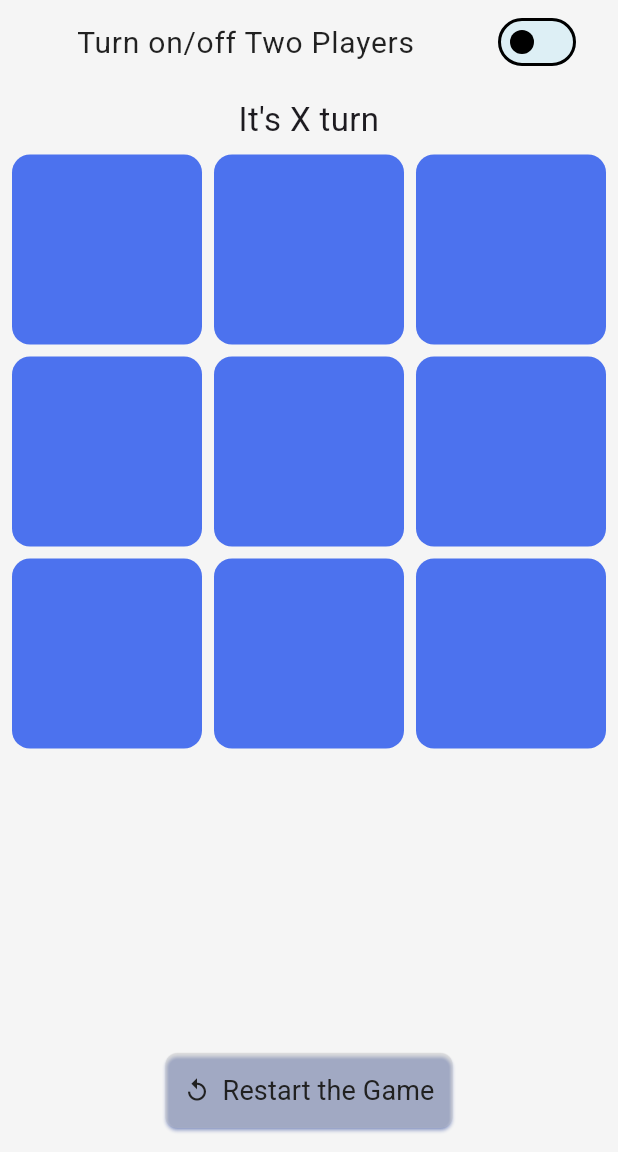
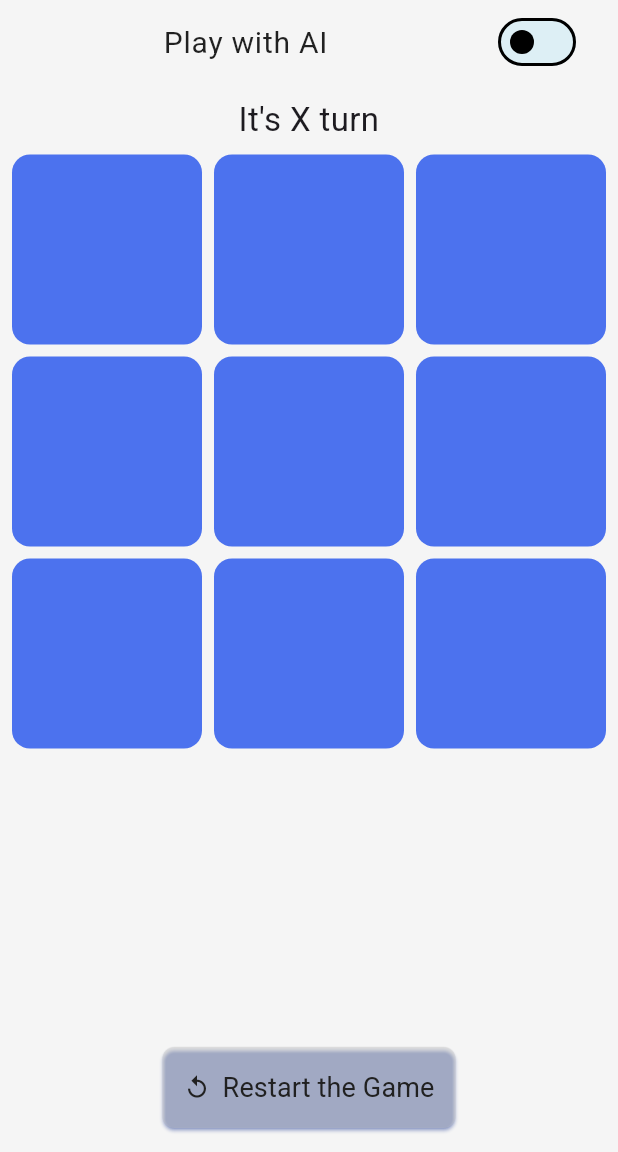
Before and after one commit to andrew-emil/X-O-game, a Flutter app: the screen it shows after launch, on a phone screen of 412 x 824 dp, the part 84-1236 px from its top. Run offline on Flutter 3.47's test engine with Material 3 defaults, Android fonts, the phone set to English and light mode, and no system bars; our stand-ins replace flutter_riverpod, shared_preferences.

Commit message:
added final touches

```diff
--- a/lib/constants/app_theme.dart
+++ b/lib/constants/app_theme.dart
@@ -16,7 +16,7 @@ class AppTheme {
     ),
     colorScheme: ColorScheme.light(
       primary: const Color.fromARGB(255, 181, 198, 252), // Light blue
-      surface: const Color(0x1A0DB8F7), // Very light blue
+      surface: const Color.fromARGB(26, 10, 185, 248), // Very light blue
       shadow: const Color(0xFF4C72EE), // Blue shadow
       secondary: Colors.redAccent,
       tertiary: Colors.blue[900],
@@ -47,7 +47,7 @@ class AppTheme {
     ),
     colorScheme: ColorScheme.dark(
       primary: const Color(0xFF001456), // Dark blue
-      surface: const Color(0xFF121212), // Same for consistency
+      surface: Colors.grey.shade900,
       shadow: const Color.fromARGB(255, 2, 49, 201), // Matches primary
       secondary: Colors.red[900]!,
       tertiary: Colors.indigo[900],
--- a/lib/screen/home_screen.dart
+++ b/lib/screen/home_screen.dart
@@ -63,7 +63,7 @@ class HomeScreen extends ConsumerWidget {
           children: [
             SwitchListTile.adaptive(
               title: Text(
-                'Turn on/off Two Players',
+                'Play with AI',
                 textAlign: TextAlign.center,
                 style: TextStyle(
                   fontSize: 20,
--- a/lib/widgets/last_block.dart
+++ b/lib/widgets/last_block.dart
@@ -59,7 +59,7 @@ class LastBlock extends ConsumerWidget {
               borderRadius: BorderRadius.all(Radius.circular(8)),
             ),
             backgroundColor: theme.splashColor,
-            padding: const EdgeInsets.all(12),
+            padding: const EdgeInsets.all(14),
           ),
         ),
       ],
```
Also changed, not shown: lib/screen/history_screen.dart (+43 -28 lines).
